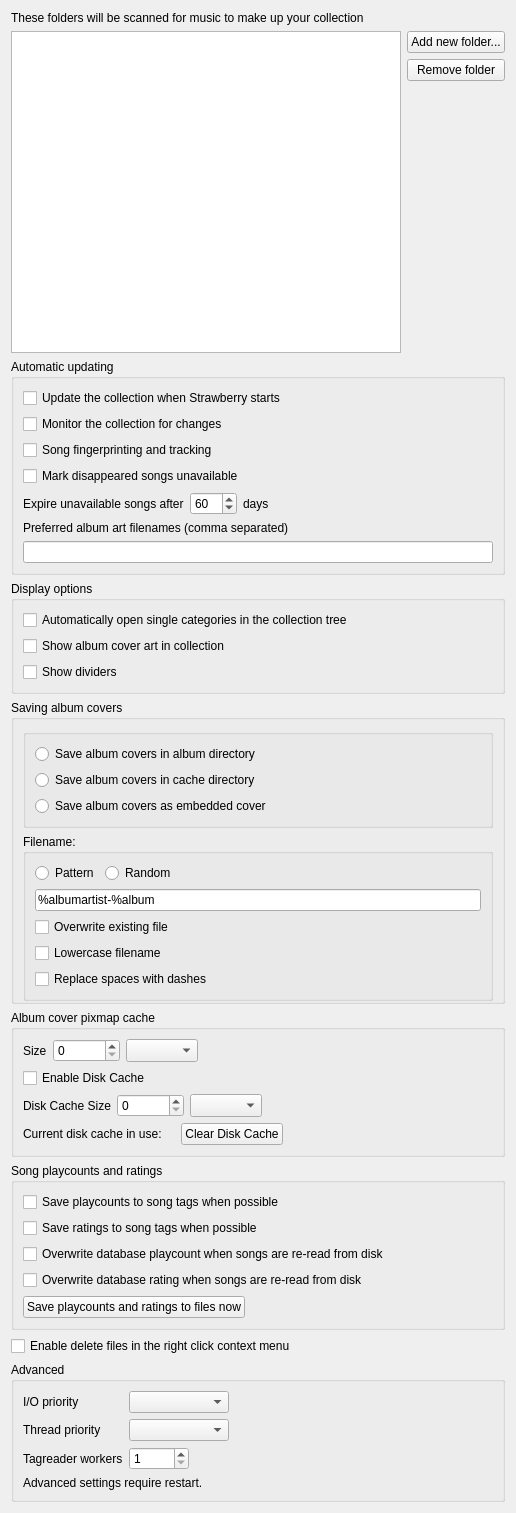
Before: the Qt Designer form src/settings/collectionsettingspage.ui in strawberrymusicplayer/strawberry, drawn with Qt 5.
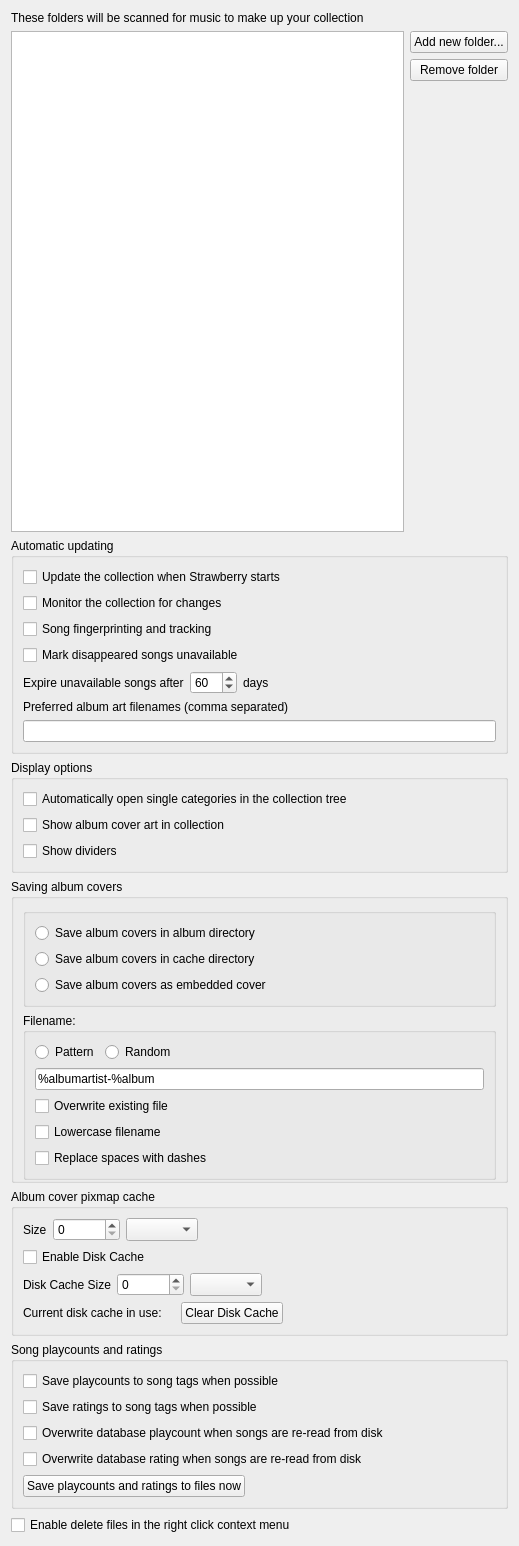
After: the same form once the commit is applied.

Commit message: CollectionSettingsPage: Remove settings for IO and thread priority and workers

Patch:
```diff
--- a/src/settings/collectionsettingspage.ui
+++ b/src/settings/collectionsettingspage.ui
@@ -6,8 +6,8 @@
    <rect>
     <x>0</x>
     <y>0</y>
-    <width>516</width>
-    <height>1513</height>
+    <width>519</width>
+    <height>1546</height>
    </rect>
   </property>
   <property name="windowTitle">
@@ -608,86 +608,6 @@
      </property>
     </widget>
    </item>
-   <item>
-    <widget class="QGroupBox" name="groupbox_advanced">
-     <property name="title">
-      <string>Advanced</string>
-     </property>
-     <layout class="QVBoxLayout" name="verticalLayout_4">
-      <item>
-       <layout class="QFormLayout" name="layout_advanced">
-        <item row="2" column="1">
-         <widget class="QComboBox" name="combobox_threadpriority">
-          <property name="maximumSize">
-           <size>
-            <width>100</width>
-            <height>16777215</height>
-           </size>
-          </property>
-         </widget>
-        </item>
-        <item row="1" column="1">
-         <widget class="QComboBox" name="combobox_iopriority">
-          <property name="maximumSize">
-           <size>
-            <width>100</width>
-            <height>16777215</height>
-           </size>
-          </property>
-          <property name="currentIndex">
-           <number>-1</number>
-          </property>
-         </widget>
-        </item>
-        <item row="3" column="1">
-         <widget class="QSpinBox" name="spinbox_tagreaderworkers">
-          <property name="maximumSize">
-           <size>
-            <width>60</width>
-            <height>16777215</height>
-           </size>
-          </property>
-          <property name="minimum">
-           <number>1</number>
-          </property>
-          <property name="maximum">
-           <number>4</number>
-          </property>
-         </widget>
-        </item>
-        <item row="3" column="0">
-         <widget class="QLabel" name="label_tagreaderworkers">
-          <property name="text">
-           <string>Tagreader workers</string>
-          </property>
-         </widget>
-        </item>
-        <item row="2" column="0">
-         <widget class="QLabel" name="label_threadpriority">
-          <property name="text">
-           <string>Thread priority</string>
-          </property>
-         </widget>
-        </item>
-        <item row="1" column="0">
-         <widget class="QLabel" name="label_iopriority">
-          <property name="text">
-           <string>I/O priority</string>
-          </property>
-         </widget>
-        </item>
-       </layout>
-      </item>
-      <item>
-       <widget class="QLabel" name="label_advanced">
-        <property name="text">
-         <string>Advanced settings require restart.</string>
-        </property>
-       </widget>
-      </item>
-     </layout>
-    </widget>
-   </item>
   </layout>
  </widget>
  <tabstops>
```
The commit also changes 1 other file.
